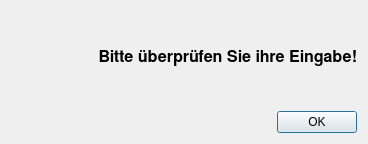
This is src/gui/dialogs/main/reminder.ui in hrafnass/ANTv2 as Qt 5 draws it before an edit. The edited form follows.
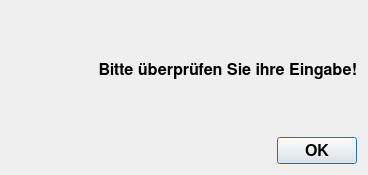
This is the edited form.

Commit message: changed all fonts to one

```diff
--- a/src/gui/dialogs/main/reminder.ui
+++ b/src/gui/dialogs/main/reminder.ui
@@ -7,7 +7,7 @@
     <x>0</x>
     <y>0</y>
     <width>368</width>
-    <height>144</height>
+    <height>175</height>
    </rect>
   </property>
   <property name="sizePolicy">
@@ -20,6 +20,19 @@
    <string>Error</string>
   </property>
   <layout class="QVBoxLayout" name="verticalLayout">
+   <item>
+    <spacer name="verticalSpacer">
+     <property name="orientation">
+      <enum>Qt::Vertical</enum>
+     </property>
+     <property name="sizeHint" stdset="0">
+      <size>
+       <width>20</width>
+       <height>40</height>
+      </size>
+     </property>
+    </spacer>
+   </item>
    <item>
     <widget class="QLabel" name="label">
      <property name="font">
@@ -41,6 +54,19 @@
      </property>
     </widget>
    </item>
+   <item>
+    <spacer name="verticalSpacer_2">
+     <property name="orientation">
+      <enum>Qt::Vertical</enum>
+     </property>
+     <property name="sizeHint" stdset="0">
+      <size>
+       <width>20</width>
+       <height>40</height>
+      </size>
+     </property>
+    </spacer>
+   </item>
    <item alignment="Qt::AlignRight">
     <widget class="QDialogButtonBox" name="buttonBox">
      <property name="sizePolicy">
@@ -49,6 +75,13 @@
        <verstretch>0</verstretch>
       </sizepolicy>
      </property>
+     <property name="font">
+      <font>
+       <pointsize>12</pointsize>
+       <weight>75</weight>
+       <bold>true</bold>
+      </font>
+     </property>
      <property name="orientation">
       <enum>Qt::Horizontal</enum>
      </property>
```
The commit also changes 5 other files.
